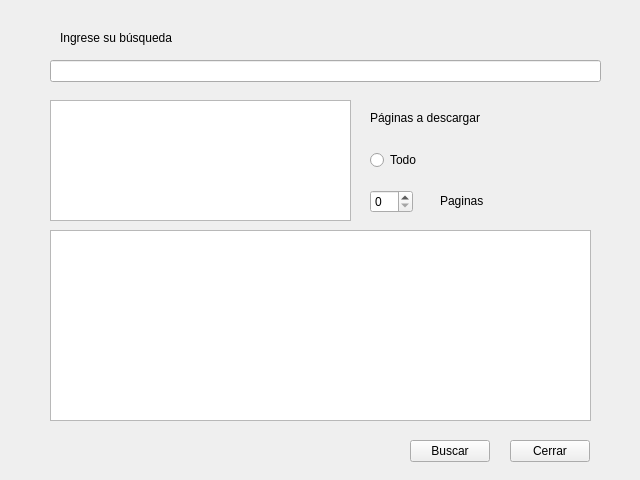
First picture: the form in AcaCrawl.ui, repository dcalenzani/AcaCrawler, before the edit.
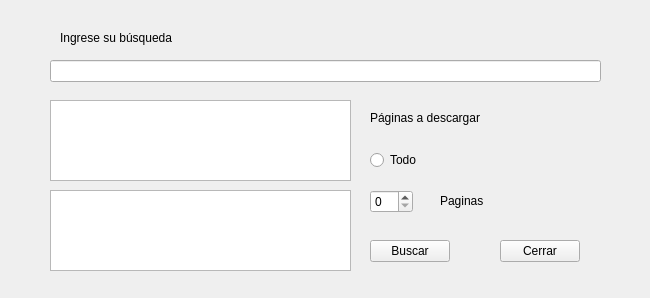
Second picture: the form after the edit.

Commit message: Hard test commit after a big crash. Refactored the code from heart since no backup of last updates was created. Missing update for GraphiCrawl_2 before merging with QMain.py fully

Diff of the .ui file:
```diff
--- a/AcaCrawl.ui
+++ b/AcaCrawl.ui
@@ -6,8 +6,8 @@
    <rect>
     <x>0</x>
     <y>0</y>
-    <width>640</width>
-    <height>480</height>
+    <width>650</width>
+    <height>298</height>
    </rect>
   </property>
   <property name="windowTitle">
@@ -26,21 +26,11 @@
     <string>Todo</string>
    </property>
   </widget>
-  <widget class="QColumnView" name="ResultsTable">
-   <property name="geometry">
-    <rect>
-     <x>50</x>
-     <y>230</y>
-     <width>541</width>
-     <height>191</height>
-    </rect>
-   </property>
-  </widget>
   <widget class="QPushButton" name="SearchButton">
    <property name="geometry">
     <rect>
-     <x>410</x>
-     <y>440</y>
+     <x>370</x>
+     <y>240</y>
      <width>80</width>
      <height>22</height>
     </rect>
@@ -52,8 +42,8 @@
   <widget class="QPushButton" name="CloseButton">
    <property name="geometry">
     <rect>
-     <x>510</x>
-     <y>440</y>
+     <x>500</x>
+     <y>240</y>
      <width>80</width>
      <height>22</height>
     </rect>
@@ -114,7 +104,7 @@
      <x>50</x>
      <y>100</y>
      <width>301</width>
-     <height>121</height>
+     <height>81</height>
     </rect>
    </property>
   </widget>
@@ -131,6 +121,16 @@
     <string>Paginas</string>
    </property>
   </widget>
+  <widget class="QTextBrowser" name="ComsLabel_2">
+   <property name="geometry">
+    <rect>
+     <x>50</x>
+     <y>190</y>
+     <width>301</width>
+     <height>81</height>
+    </rect>
+   </property>
+  </widget>
  </widget>
  <resources/>
  <connections/>
```
The commit also changes 8 other files.
